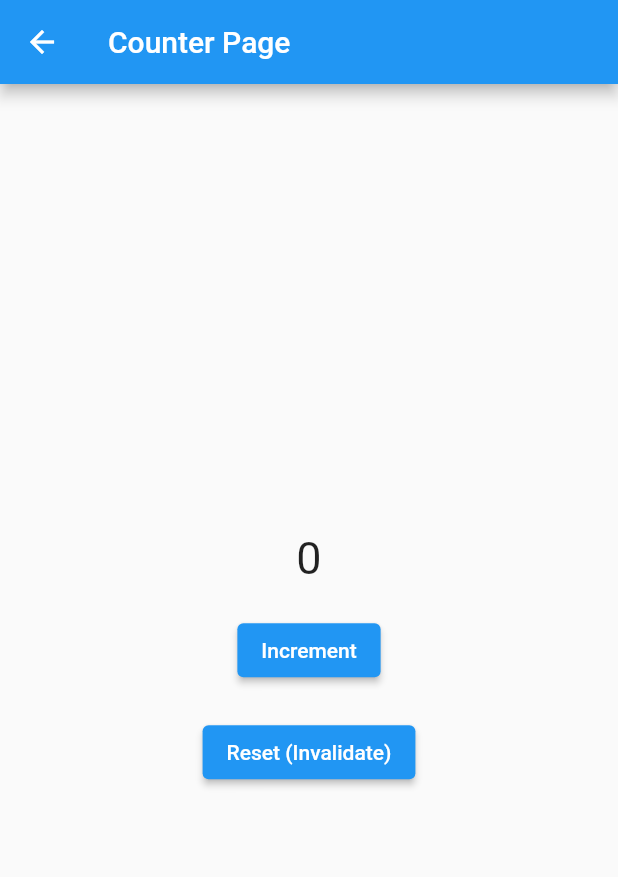
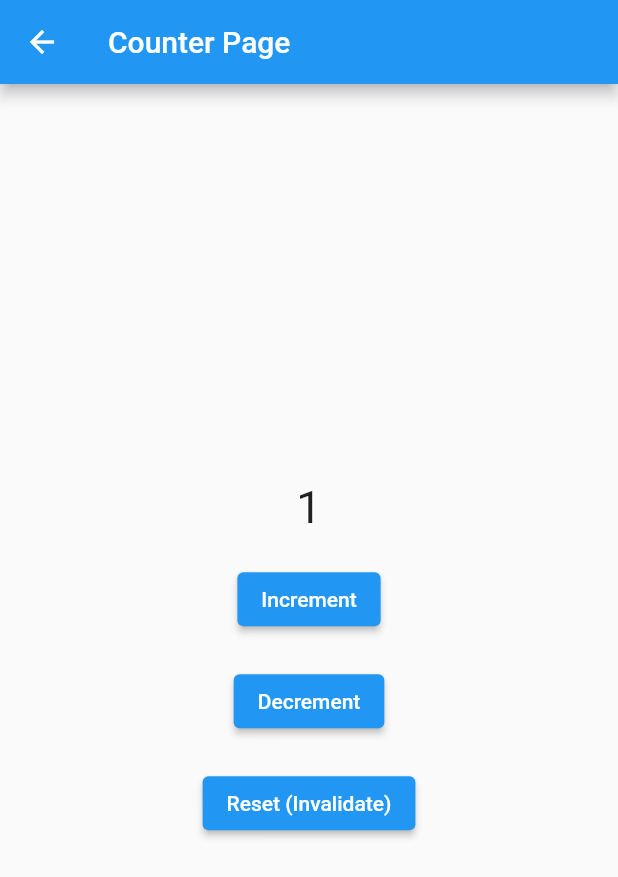
Before and after one commit to ahmadfatihin/riverpod_flutter_example, a Flutter app: the CounterPage screen opened directly, after a tap on "Increment", on a phone screen of 412 x 824 dp. Shown: the top 877 px of the screen. Run offline on Flutter 3.47's test engine with Material 2 defaults, Android fonts, the phone set to English and light mode, and no system bars; our stand-ins replace flutter_riverpod, google_fonts.

Commit message:
feat: add StateProvider for increment and decrement of the counter

```diff
--- a/lib/counter_page.dart
+++ b/lib/counter_page.dart
@@ -1,10 +1,13 @@
 import 'package:flutter/material.dart';
+import 'package:flutter_riverpod/flutter_riverpod.dart';
+import 'package:riverpod_demo/providers.dart';
 
-class CounterPage extends StatelessWidget {
+class CounterPage extends ConsumerWidget {
   const CounterPage({Key? key}) : super(key: key);
 
   @override
-  Widget build(BuildContext context) {
+  Widget build(BuildContext context, WidgetRef ref) {
+    int number = ref.watch(counterProvider);
     return Scaffold(
       appBar: AppBar(
         title: const Text('Counter Page'),
@@ -14,13 +17,25 @@ class CounterPage extends StatelessWidget {
           mainAxisAlignment: MainAxisAlignment.center,
           children: [
             Text(
-              '0',
+              '$number',
               style: const TextStyle(fontSize: 30),
             ),
             const SizedBox(
               height: 20,
             ),
-            ElevatedButton(onPressed: () {}, child: const Text('Increment')),
+            ElevatedButton(
+                onPressed: () {
+                  ref.read(counterProvider.notifier).state += 1;
+                },
+                child: const Text('Increment')),
+            const SizedBox(
+              height: 20,
+            ),
+            ElevatedButton(
+                onPressed: () {
+                  ref.read(counterProvider.notifier).state -= 1;
+                },
+                child: const Text('Decrement')),
             const SizedBox(
               height: 20,
             ),
--- a/lib/providers.dart
+++ b/lib/providers.dart
@@ -7,3 +7,7 @@ final nameProvider = Provider<String>((ref) {
 final greetingProvider = Provider<String>((ref) {
   return 'Hi, ${ref.watch(nameProvider)}';
 });
+
+final counterProvider = StateProvider<int>((ref) {
+  return 0;
+});
```
